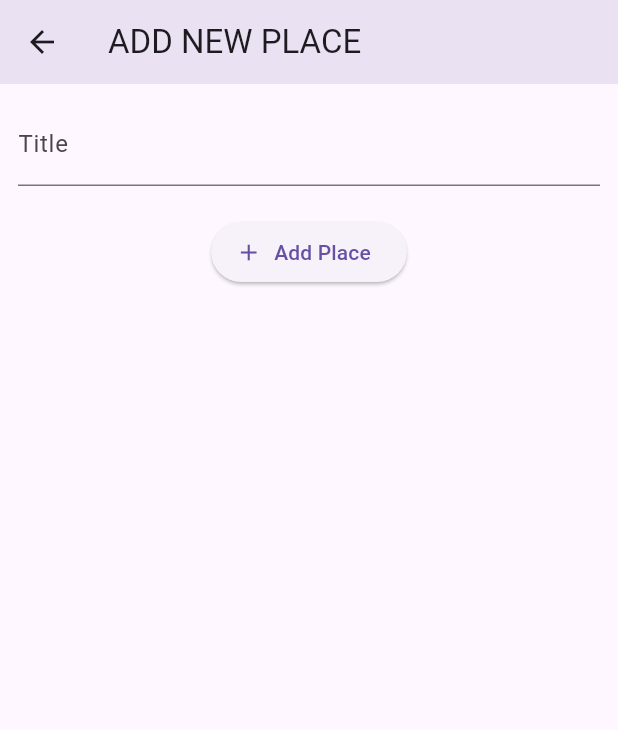
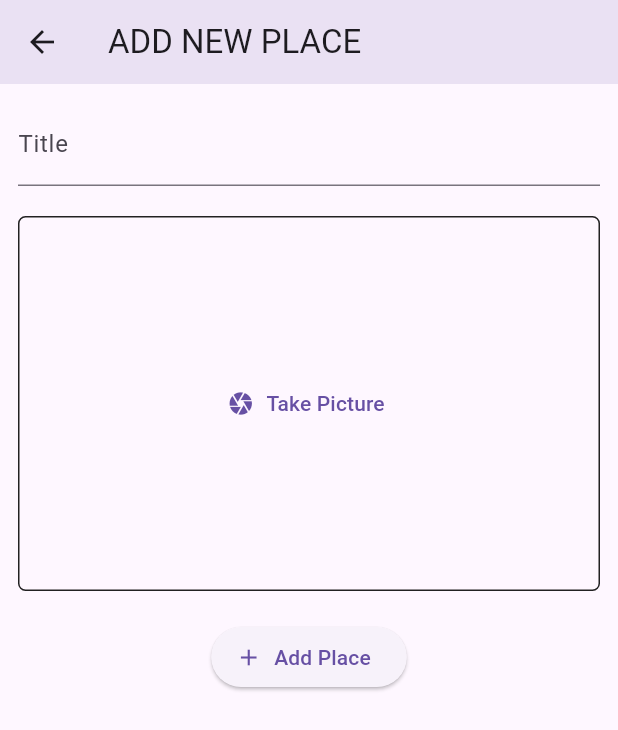
Before and after one commit to pranav-deshpande6224/apps, a Flutter app: the AddNewPlace screen opened directly, on a phone screen of 412 x 824 dp. Shown: the top 730 px of the screen. Run offline on Flutter 3.47's test engine with Material 3 defaults, Android fonts, the phone set to English and light mode, and no system bars; our stand-ins replace flutter_riverpod, google_fonts, transparent_image.

Commit message:
added image picker dependency and updated info.plist for ios and for android nothing change is done

```diff
--- a/section13/lib/Screens/add_new_place.dart
+++ b/section13/lib/Screens/add_new_place.dart
@@ -2,6 +2,7 @@ import 'package:flutter/material.dart';
 import 'package:flutter_riverpod/flutter_riverpod.dart';
 import 'package:section13/Providers/place_provider.dart';
 import 'package:section13/Models/place.dart';
+import 'package:section13/Widgets/image_input.dart';
 
 class AddNewPlace extends ConsumerStatefulWidget {
   const AddNewPlace({super.key});
@@ -62,6 +63,10 @@ class _AddNewPlaceState extends ConsumerState<AddNewPlace> {
               const SizedBox(
                 height: 20,
               ),
+              const ImageInput(),
+              const SizedBox(
+                height: 20,
+              ),
               ElevatedButton.icon(
                 onPressed: validateAndSubmitForm,
                 label: const Text('Add Place'),
--- /dev/null
+++ b/section13/lib/Widgets/image_input.dart
@@ -0,0 +1,35 @@
+import 'package:flutter/material.dart';
+
+class ImageInput extends StatefulWidget {
+  const ImageInput({super.key});
+
+  @override
+  State<ImageInput> createState() {
+    return _ImageInputState();
+  }
+}
+
+class _ImageInputState extends State<ImageInput> {
+  void _takePicture() {
+    // How can we take image
+
+  }
+
+  @override
+  Widget build(BuildContext context) {
+    return Container(
+        // container will align the child in center
+        alignment: Alignment.center,
+        decoration: BoxDecoration(
+          borderRadius: BorderRadius.circular(5),
+          border: Border.all(width: 1, color: Colors.black87),
+        ),
+        height: 250,
+        width: double.infinity,
+        child: TextButton.icon(
+          icon: const Icon(Icons.camera),
+          onPressed: () {},
+          label: const Text('Take Picture'),
+        ));
+  }
+}
--- a/section13/pubspec.yaml
+++ b/section13/pubspec.yaml
@@ -37,6 +37,7 @@ dependencies:
   cupertino_icons: ^1.0.6
   flutter_riverpod: ^2.5.1
   uuid: ^4.4.0
+  image_picker: ^1.1.2
 
 dev_dependencies:
   flutter_test:
```
Also changed, not shown: section13/lib/Screens/places_screen.dart (+5 -7 lines), section13/pubspec.lock, 12 other files.
